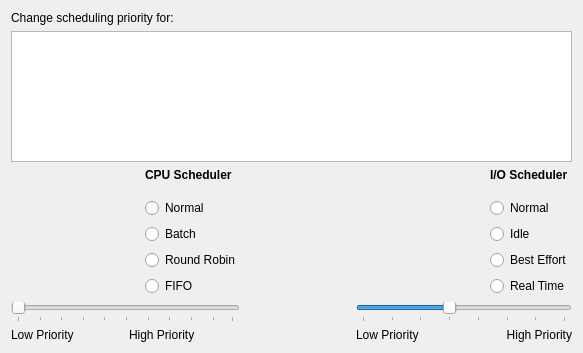
This is processui/ReniceDlgUi.ui in KDE/libksysguard as Qt 5 draws it before an edit. The edited form follows.
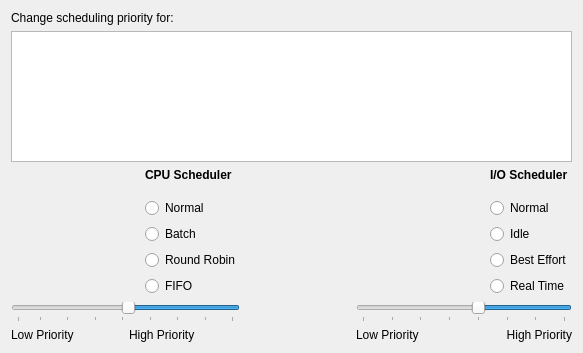
This is the edited form. Icons and pictures are not drawn.

What changed in the file:
```diff
--- a/processui/ReniceDlgUi.ui
+++ b/processui/ReniceDlgUi.ui
@@ -317,12 +317,27 @@
       <layout class="QGridLayout" >
        <item row="0" column="0" colspan="2" >
         <widget class="QSlider" name="sliderCPU" >
+         <property name="minimum" >
+          <number>-19</number>
+         </property>
+         <property name="maximum" >
+          <number>20</number>
+         </property>
+         <property name="value" >
+          <number>0</number>
+         </property>
          <property name="orientation" >
           <enum>Qt::Horizontal</enum>
          </property>
+         <property name="invertedAppearance" >
+          <bool>true</bool>
+         </property>
          <property name="tickPosition" >
           <enum>QSlider::TicksBelow</enum>
          </property>
+         <property name="tickInterval" >
+          <number>5</number>
+         </property>
         </widget>
        </item>
        <item row="1" column="0" >
@@ -379,6 +394,9 @@
          <property name="orientation" >
           <enum>Qt::Horizontal</enum>
          </property>
+         <property name="invertedAppearance" >
+          <bool>true</bool>
+         </property>
          <property name="tickPosition" >
           <enum>QSlider::TicksBelow</enum>
          </property>
```
